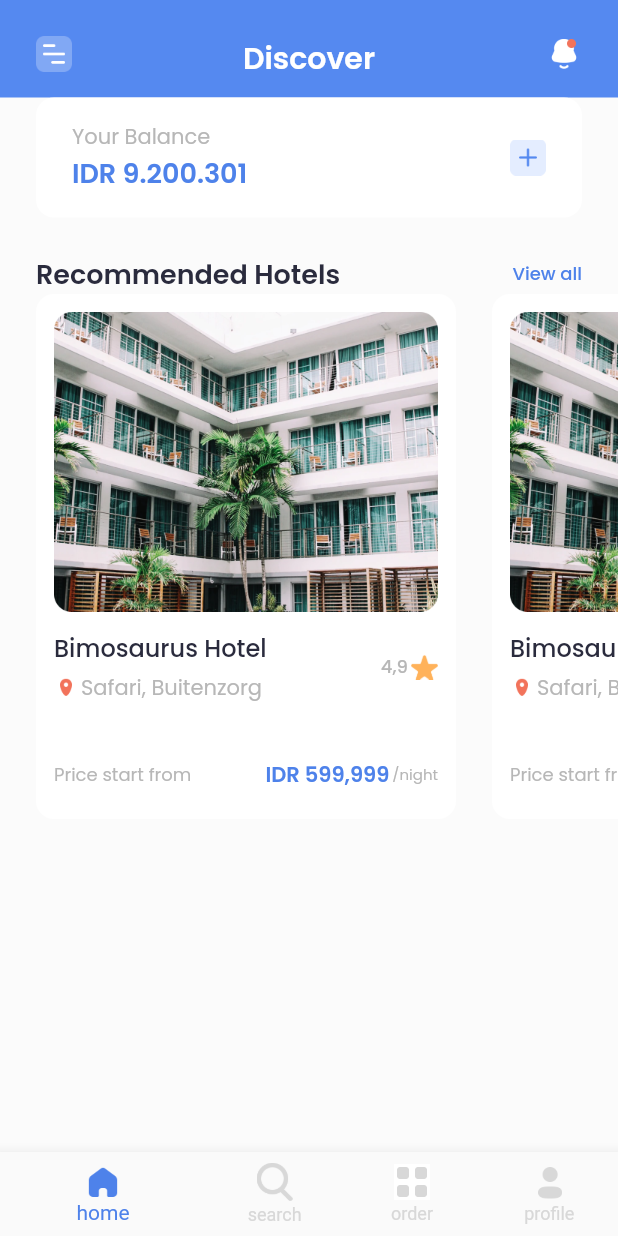
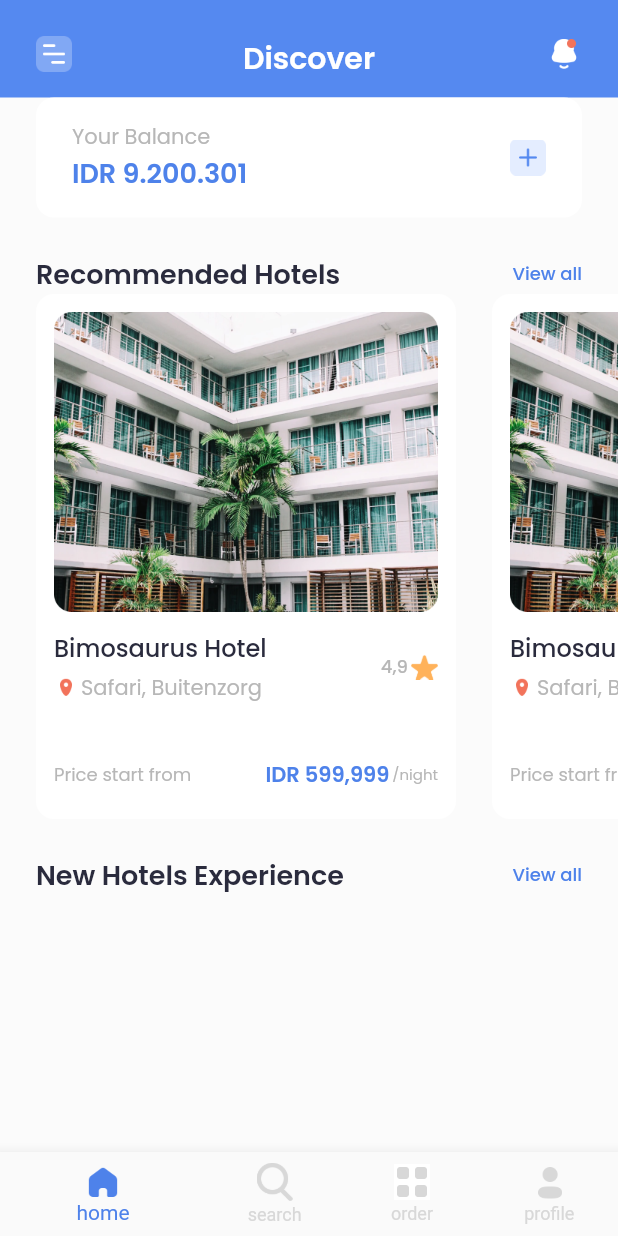
Before and after one commit to dyavas21/Hotel-App, a Flutter app: the screen it shows after launch, on a phone screen of 412 x 824 dp. Run offline on Flutter 3.47's test engine with Material 2 defaults, Android fonts, the phone set to English and light mode, and no system bars; our stand-ins replace google_fonts; missing offline and left inert: dart:ffi.

Commit message:
hotelcard

```diff
--- a/hotelapp/lib/pages/home_page.dart
+++ b/hotelapp/lib/pages/home_page.dart
@@ -79,6 +79,7 @@ class HomePage extends StatelessWidget {
               Balance(),
               Recommended(),
               Slider(),
+              NewHotel(),
             ],
           )
         ],
@@ -230,4 +231,47 @@ class HomePage extends StatelessWidget {
       ),
     );
   }
+
+  Widget NewHotel() {
+    return Container(
+      margin: EdgeInsets.only(
+        top: 24,
+        left: 24,
+        right: 24,
+      ),
+      child: Row(
+        mainAxisAlignment: MainAxisAlignment.spaceBetween,
+        children: [
+          Text(
+            'New Hotels Experience',
+            style: GoogleFonts.poppins(
+              fontSize: 18,
+              fontWeight: FontWeight.w600,
+              color: Color(0xff2A2B3D),
+            ),
+          ),
+          Text(
+            'View all',
+            style: GoogleFonts.poppins(
+              fontSize: 12,
+              fontWeight: FontWeight.w500,
+              color: Color(0xff4E82EA),
+            ),
+          ),
+        ],
+      ),
+    );
+  }
+
+  Widget NewHotelCard() {
+    return Container(
+      width: double.infinity,
+      height: 94,
+      margin: EdgeInsets.only(
+        left: 24,
+        right: 24,
+        top: 12,
+      ),
+    );
+  }
 }
```
